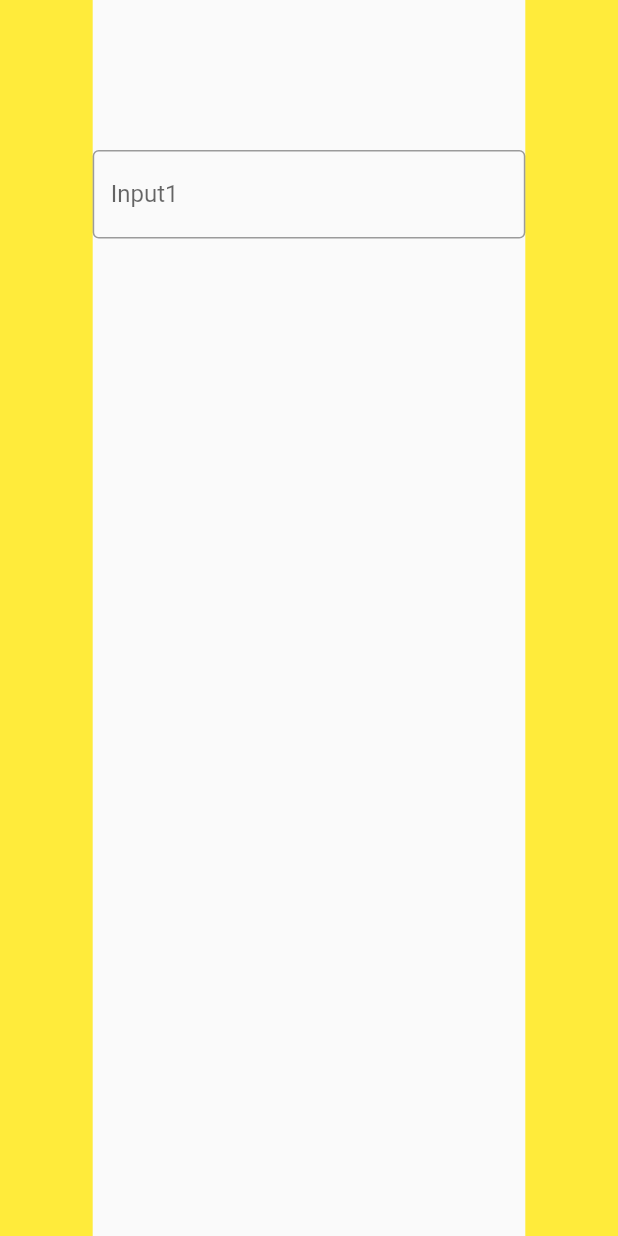
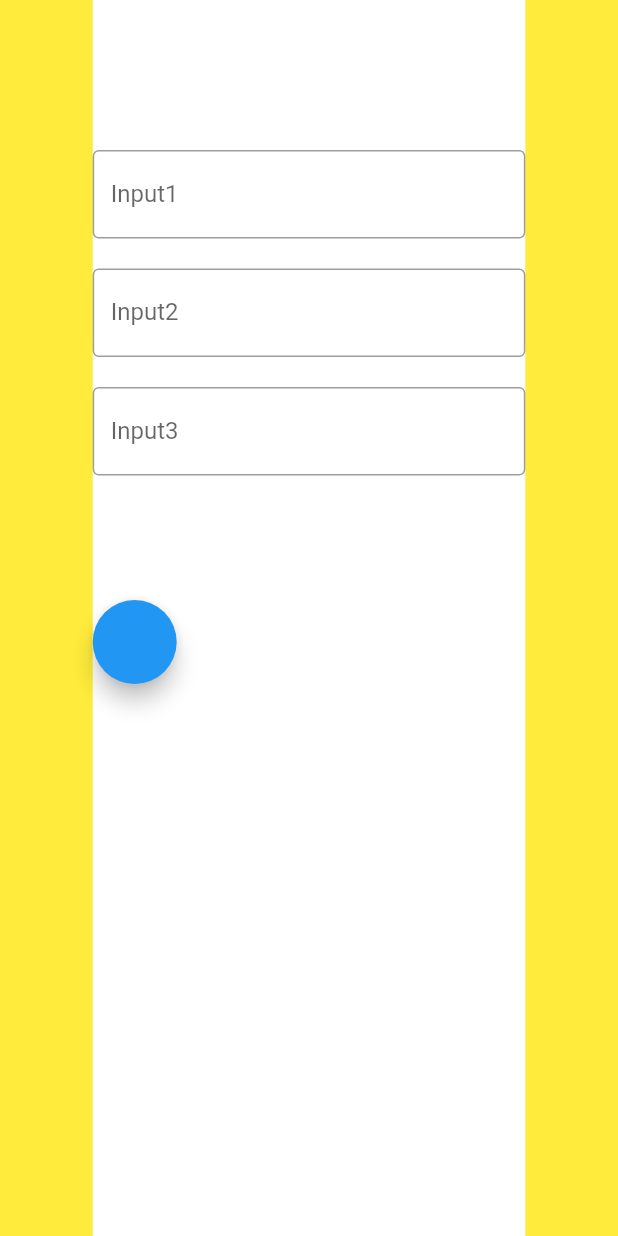
Before and after one commit to gamartinez4/FlutterEjemplo, a Flutter app: the screen it shows after launch, on a phone screen of 412 x 824 dp. Run offline on Flutter 3.47's test engine with Material 2 defaults, Android fonts, the phone set to English and light mode, and no system bars; our stand-ins replace flutter_hooks, hooks_riverpod; missing offline and left inert: dart:ffi.

Commit message:
Se creo una lista que se puede agregar elementos al espichar un boton

```diff
--- a/lib/views/Login.dart
+++ b/lib/views/Login.dart
@@ -11,7 +11,31 @@ class Login extends HookConsumerWidget {
   @override
   Widget build(BuildContext context, WidgetRef ref){
 
-    var listWidget = useState(2
+    var size = ref.watch(valueProviderSize);
+
+    var listWidget = useState(
+      <Widget>[
+              Container(
+                key: UniqueKey(),
+                margin: EdgeInsets.only(top: 100),
+                child: const TextField(
+                decoration: InputDecoration(border: OutlineInputBorder(), label: Text("Input1"),)
+            )
+          ),
+          Container(
+            key: UniqueKey(),
+              margin: EdgeInsets.only(top:20),
+              child: const TextField(
+              decoration: InputDecoration(border: OutlineInputBorder(), label: Text("Input2"),)
+            )
+          ),
+          Container(
+            key: UniqueKey(),
+              margin: EdgeInsets.only(top:20),
+              child: const TextField(
+              decoration: InputDecoration(border: OutlineInputBorder(), label: Text("Input3"),)
+            )
+          )]
           );
 
     useEffect(() {
@@ -22,20 +46,42 @@ class Login extends HookConsumerWidget {
 
     WidgetsBinding.instance.addPostFrameCallback((_) {
         print("login_callback");
+        print(listWidget.value.last.toString());
       });
 
-    var size = ref.watch(valueProviderSize);
+    return Container(
+      color: Colors.white,
+      child: Stack(
+        children: [
+         ListView(
+            children:
+             listWidget.value
+          ,
+          ),
+          Container(
+              margin: EdgeInsets.only(top:400),
+              child: FloatingActionButton(onPressed: (){
 
-    return Scaffold(
+            List<Widget> list  = <Widget>[];
+            var ele;
+            for(ele in listWidget.value){
+              list.add(ele);
+            }
+            list.add(Container(
+            key: UniqueKey(),
+              margin: EdgeInsets.only(top:20),
+              child: const TextField(
+              decoration: InputDecoration(border: OutlineInputBorder(), label: Text("Input3"),)
+            )
+          ));
+            listWidget.value = list;
 
-      body:Container(
-              margin: EdgeInsets.only(top: 100),
-              width: size,
-              child: const TextField(
-              decoration: InputDecoration(border: OutlineInputBorder(), label: Text("Input1"),)
+
+              }
+              ),
             )
-          ),
-
+        ],
+      ),
     );
   }
 }
```
